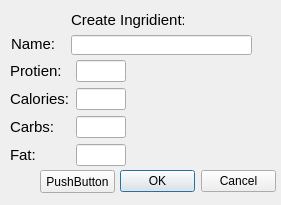
First picture: the form in mealplanner/createingridientwindow.ui, repository escobaros-dos/mealplanner, before the edit.
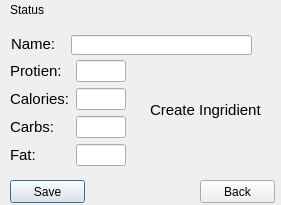
Second picture: the form after the edit.

Commit message: added in a label in the create ingredients window that says if the ingredient was added succesfully or not. also it clears the fields when entered....the back button works too.

What changed in the file:
```diff
--- a/mealplanner/createingridientwindow.ui
+++ b/mealplanner/createingridientwindow.ui
@@ -25,22 +25,6 @@
   <property name="windowTitle">
    <string>Dialog</string>
   </property>
-  <widget class="QDialogButtonBox" name="buttonBox">
-   <property name="geometry">
-    <rect>
-     <x>120</x>
-     <y>170</y>
-     <width>156</width>
-     <height>23</height>
-    </rect>
-   </property>
-   <property name="orientation">
-    <enum>Qt::Horizontal</enum>
-   </property>
-   <property name="standardButtons">
-    <set>QDialogButtonBox::Cancel|QDialogButtonBox::Ok</set>
-   </property>
-  </widget>
   <widget class="QLabel" name="label">
    <property name="geometry">
     <rect>
@@ -146,10 +130,10 @@
   <widget class="QLabel" name="label_4">
    <property name="geometry">
     <rect>
-     <x>71</x>
-     <y>11</y>
-     <width>113</width>
-     <height>18</height>
+     <x>150</x>
+     <y>100</y>
+     <width>111</width>
+     <height>20</height>
     </rect>
    </property>
    <property name="font">
@@ -164,14 +148,40 @@
   <widget class="QPushButton" name="pushButton">
    <property name="geometry">
     <rect>
-     <x>40</x>
-     <y>170</y>
+     <x>10</x>
+     <y>180</y>
      <width>75</width>
      <height>23</height>
     </rect>
    </property>
    <property name="text">
-    <string>PushButton</string>
+    <string>Save</string>
+   </property>
+  </widget>
+  <widget class="QLabel" name="AddIngStatus">
+   <property name="geometry">
+    <rect>
+     <x>10</x>
+     <y>0</y>
+     <width>271</width>
+     <height>20</height>
+    </rect>
+   </property>
+   <property name="text">
+    <string>Status</string>
+   </property>
+  </widget>
+  <widget class="QPushButton" name="IngBackButton">
+   <property name="geometry">
+    <rect>
+     <x>200</x>
+     <y>180</y>
+     <width>75</width>
+     <height>23</height>
+    </rect>
+   </property>
+   <property name="text">
+    <string>Back</string>
    </property>
   </widget>
  </widget>
```
Left out of the diff: 37 changed lines with no effect on the pictures. The commit also changes 13 other files.
